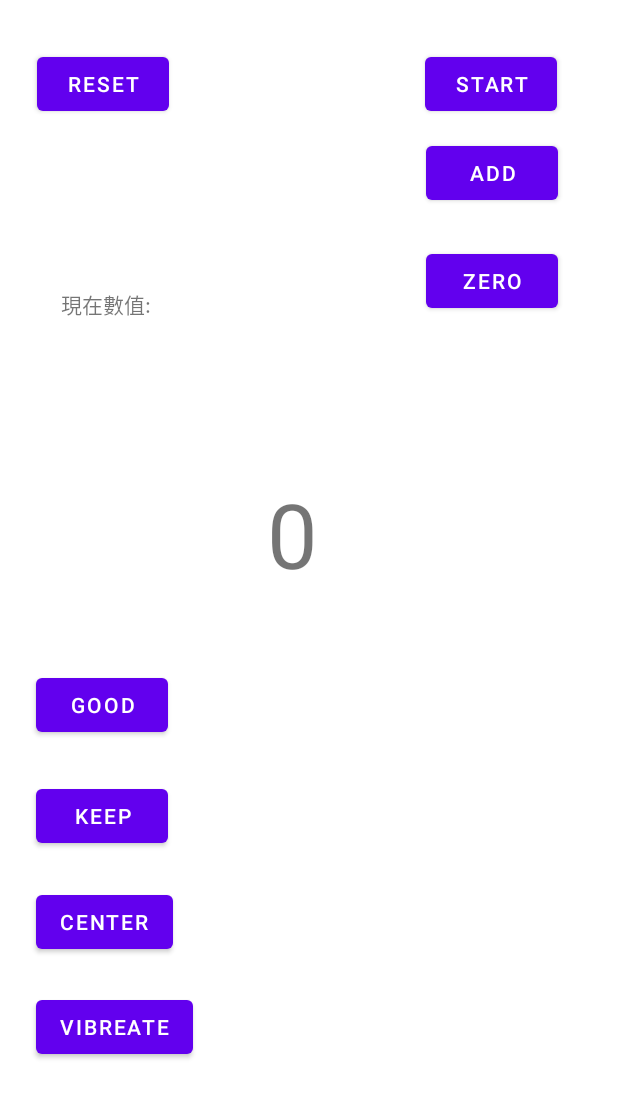
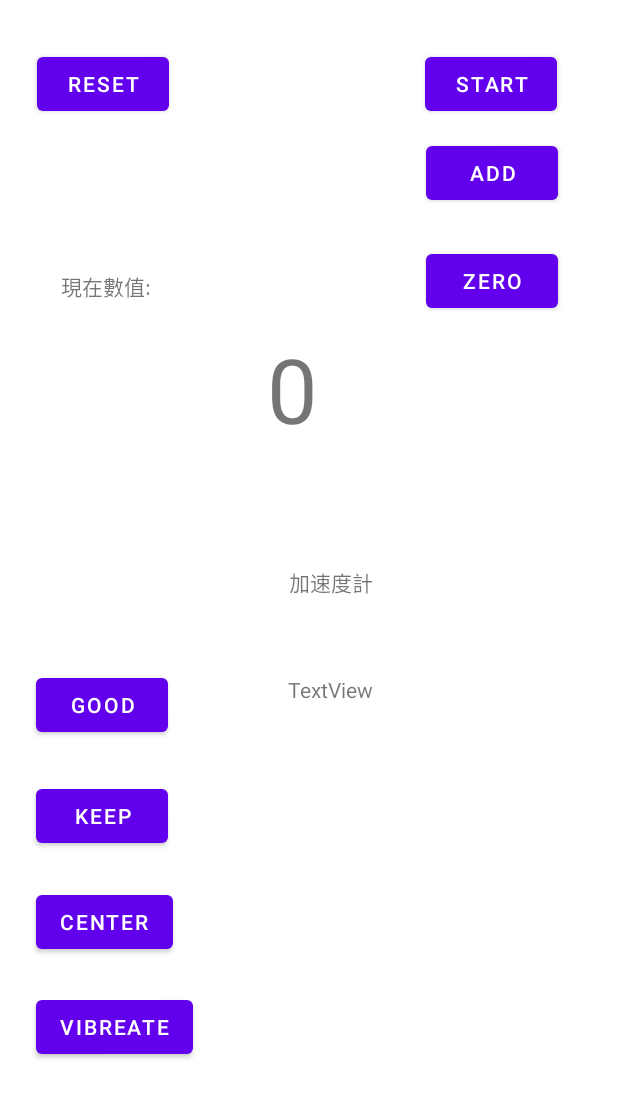
Before and after one commit to yanyanCHEN588/basework_test, an Android app: the ViewActivity screen opened directly, with no data from a screen before it, on a phone screen of 412 x 824 dp. Shown: the top 1098 px of the screen. Run offline under Robolectric (Android 15) with nearby library versions, the phone set to English and light mode, and no system bars.

Commit message:
Sensor read acceeleormeter

```diff
--- a/app/src/main/java/com/example/basework_test/ViewActivity.java
+++ b/app/src/main/java/com/example/basework_test/ViewActivity.java
@@ -6,6 +6,10 @@ import androidx.core.content.ContextCompat;
 
 import android.content.Context;
 import android.content.DialogInterface;
+import android.hardware.Sensor;
+import android.hardware.SensorEvent;
+import android.hardware.SensorEventListener;
+import android.hardware.SensorManager;
 import android.media.AudioAttributes;
 import android.media.SoundPool;
 import android.os.Bundle;
@@ -23,7 +27,7 @@ import java.util.HashMap;
 import java.util.Timer;
 import java.util.TimerTask;
 import android.view.View.OnClickListener; //for implements OnClickListener
-public class ViewActivity extends AppCompatActivity implements OnClickListener {
+public class ViewActivity extends AppCompatActivity implements OnClickListener, SensorEventListener {
 
     //golbal variable
     TextView tvResult;
@@ -70,6 +74,11 @@ public class ViewActivity extends AppCompatActivity implements OnClickListener {
             }
         }
     }
+
+    //sensor
+    SensorManager sm;
+    Sensor sr;
+    TextView tv_acce;
 
     @Override
     protected void onCreate(Bundle savedInstanceState) {
@@ -118,6 +127,10 @@ public class ViewActivity extends AppCompatActivity implements OnClickListener {
 //        //ms
 //        String info_t1m = Long.toString(totalMilliSeconds);
 //        Log.i("test","System:"+info_t1m);
+        sm = (SensorManager) getSystemService(SENSOR_SERVICE);//由系統取得感測器管理員
+        sr = sm.getDefaultSensor(Sensor.TYPE_ACCELEROMETER); //取得加速度感應器
+        tv_acce = findViewById(R.id.tv_acce);
+
 
     }
 
@@ -265,4 +278,28 @@ public class ViewActivity extends AppCompatActivity implements OnClickListener {
     }
 
 
+    @Override
+    public void onSensorChanged(SensorEvent sensorEvent) { //加速度計值改變時
+        tv_acce.setText(String.format("x軸: %1.2f\n\nY軸: %1.2f\n\nZ軸: %1.2f", sensorEvent.values[0],sensorEvent.values[1],sensorEvent.values[2]));
+
+    }
+
+    @Override
+    public void onAccuracyChanged(Sensor sensor, int i) { }//精確度改變時 目前不處理
+
+
+    @Override
+    protected void onResume() {
+        super.onResume();
+        sm.registerListener(this,sr,SensorManager.SENSOR_DELAY_UI); //註冊加速度感測的監聽物件
+
+    }
+
+    @Override
+    protected void onPause() {
+        super.onPause();
+        sm.unregisterListener(this);//取消 加速度感測的監聽物件
+    }
+
+
 }
--- a/app/src/main/res/layout/activity_view.xml
+++ b/app/src/main/res/layout/activity_view.xml
@@ -10,7 +10,7 @@
         android:id="@+id/textView"
         android:layout_width="wrap_content"
         android:layout_height="wrap_content"
-        android:layout_marginTop="192dp"
+        android:layout_marginTop="180dp"
         android:text="@string/txt_info"
         app:layout_constraintEnd_toEndOf="parent"
         app:layout_constraintHorizontal_bias="0.116"
@@ -48,9 +48,7 @@
         android:layout_width="wrap_content"
         android:layout_height="wrap_content"
         android:layout_marginStart="178dp"
-        android:layout_marginTop="223dp"
         android:layout_marginEnd="226dp"
-        android:layout_marginBottom="428dp"
         android:text="0"
         android:textSize="60sp"
         app:layout_constraintBottom_toBottomOf="parent"
@@ -58,7 +56,7 @@
         app:layout_constraintHorizontal_bias="0.0"
         app:layout_constraintStart_toStartOf="parent"
         app:layout_constraintTop_toTopOf="parent"
-        app:layout_constraintVertical_bias="1.0" />
+        app:layout_constraintVertical_bias="0.294" />
 
     <Button
         android:id="@+id/bt_add"
@@ -137,4 +135,27 @@
         app:layout_constraintBottom_toBottomOf="parent"
         app:layout_constraintStart_toStartOf="parent"
         app:layout_constraintTop_toBottomOf="@+id/bt_center" />
+
+    <TextView
+        android:id="@+id/textView3"
+        android:layout_width="wrap_content"
+        android:layout_height="wrap_content"
+        android:layout_marginEnd="163dp"
+        android:text="@string/txt_accelerometer"
+        app:layout_constraintBottom_toBottomOf="parent"
+        app:layout_constraintEnd_toEndOf="parent"
+        app:layout_constraintTop_toTopOf="parent"
+        app:layout_constraintVertical_bias="0.47" />
+
+    <TextView
+        android:id="@+id/tv_acce"
+        android:layout_width="wrap_content"
+        android:layout_height="wrap_content"
+        android:layout_marginTop="16dp"
+        android:layout_marginEnd="163dp"
+        android:layout_marginBottom="320dp"
+        android:text="TextView"
+        app:layout_constraintBottom_toBottomOf="parent"
+        app:layout_constraintEnd_toEndOf="parent"
+        app:layout_constraintTop_toBottomOf="@+id/textView3" />
 </androidx.constraintlayout.widget.ConstraintLayout>
--- a/app/src/main/res/values/strings.xml
+++ b/app/src/main/res/values/strings.xml
@@ -1,6 +1,12 @@
 <resources>
     <string name="app_name">basework_test</string>
     <string name="txt_info">現在數值:</string>
+    <string name="txt_accelerometer">加速度計</string>
+    <string name="txt_linear_accelerometer">直線加速度計</string>
+    <string name="txt_gravity">重力</string>
+    <string name="txt_magnetic">地磁</string>
+    <string name="txt_gyroscope">陀螺儀</string>
+    <string name="txt_rotation_vector">旋轉向量</string>
     <!--給spinner Select 1 -->
     <string-array name="Select1">
         <item>None</item>
```
